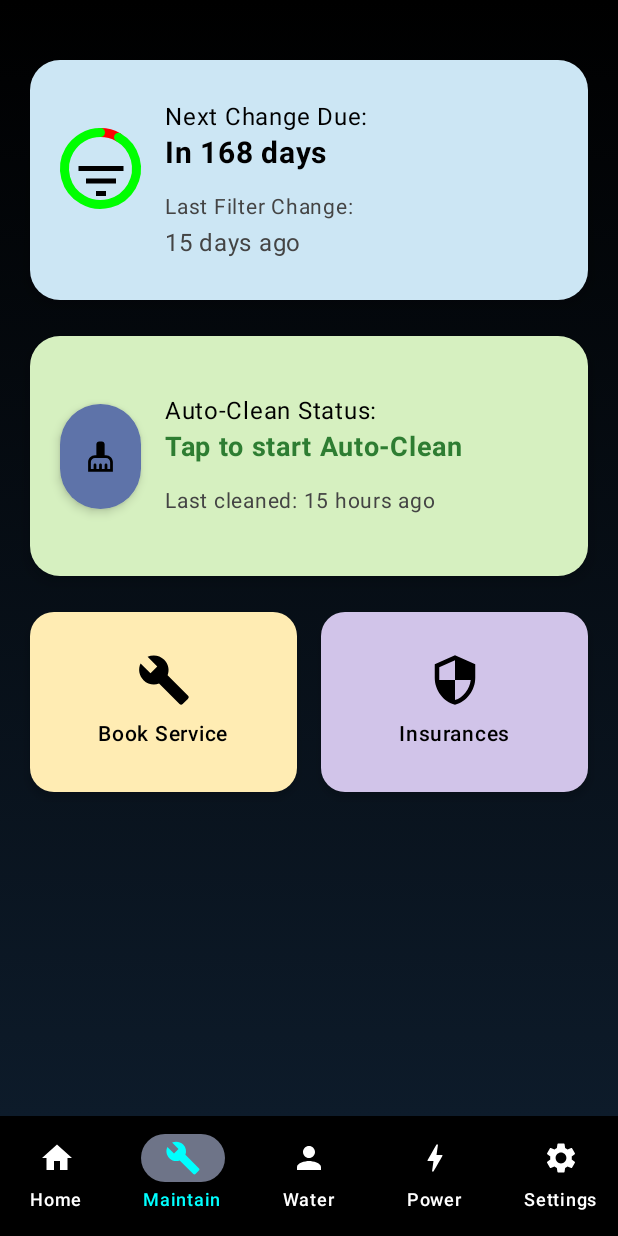
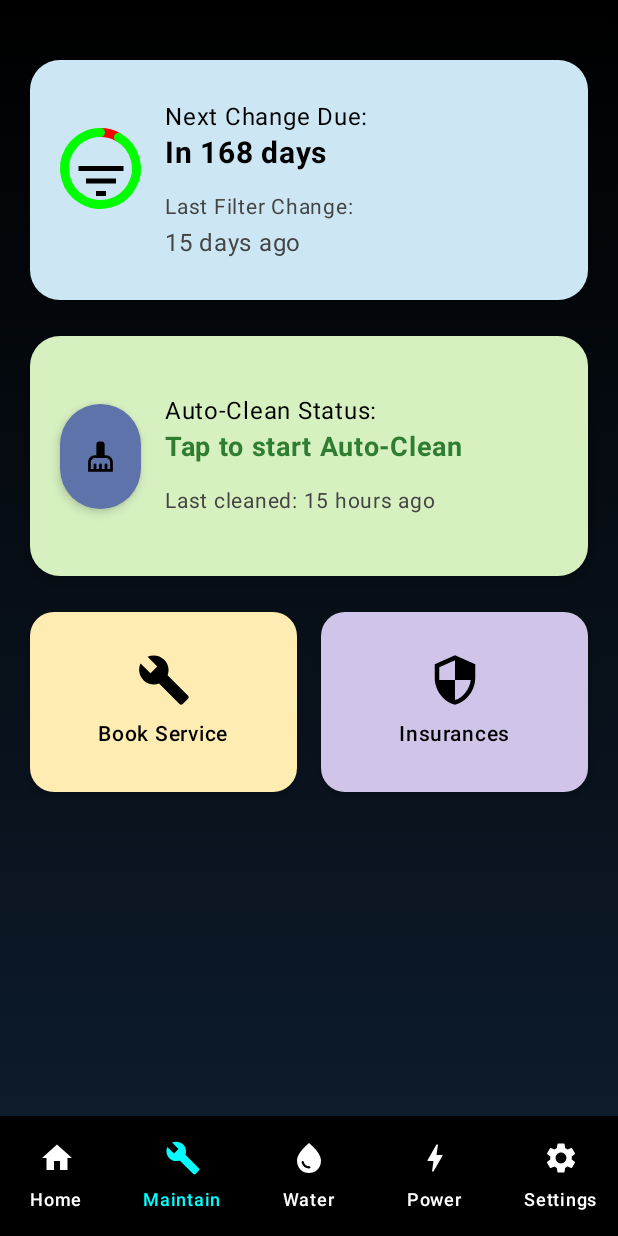
Before and after one commit to RP2005-ai/Thermsilonapp, an Android app built with Jetpack Compose: the MainMenuScreen screen opened through its navigation route, item 2 of the bottom bar chosen, on a phone screen of 412 x 824 dp. Run offline under Robolectric (Android 15) with nearby library versions, the phone set to English and light mode, and no system bars; libraries missing offline, so code that uses them is left out: com.jakewharton.threetenabp; 1 statement that could not run was skipped.

Commit message:
Update BottomNavbar.kt

```diff
--- a/app/src/main/java/com/roheet/thermsilon/ui/theme/BottomNavbar.kt
+++ b/app/src/main/java/com/roheet/thermsilon/ui/theme/BottomNavbar.kt
@@ -21,7 +21,7 @@ fun BottomNavBar(navController: NavController) {
     val items = listOf(
         BottomNavItem("Home", Icons.Default.Home, "main_menu"),
         BottomNavItem("Maintain", Icons.Default.Build, "maintain"),
-        BottomNavItem("Water", Icons.Default.Person, "water_health"),
+        BottomNavItem("Water", Icons.Default.WaterDrop, "water_health"), // Fixed icon and route
         BottomNavItem("Power", Icons.Default.Bolt, "power"),
         BottomNavItem("Settings", Icons.Default.Settings, "settings")
     )
@@ -40,8 +40,12 @@ fun BottomNavBar(navController: NavController) {
                 onClick = {
                     if (!isSelected) {
                         navController.navigate(item.route) {
-                            popUpTo("main_menu") { inclusive = false }
+                            // Clear back stack to avoid building up navigation history
+                            popUpTo(navController.graph.startDestinationId) {
+                                saveState = true
+                            }
                             launchSingleTop = true
+                            restoreState = true
                         }
                     }
                 },
@@ -57,7 +61,14 @@ fun BottomNavBar(navController: NavController) {
                         text = item.label,
                         color = if (isSelected) Color.Cyan else Color.White
                     )
-                }
+                },
+                colors = NavigationBarItemDefaults.colors(
+                    selectedIconColor = Color.Cyan,
+                    selectedTextColor = Color.Cyan,
+                    unselectedIconColor = Color.White,
+                    unselectedTextColor = Color.White,
+                    indicatorColor = Color.Transparent
+                )
             )
         }
     }
```
